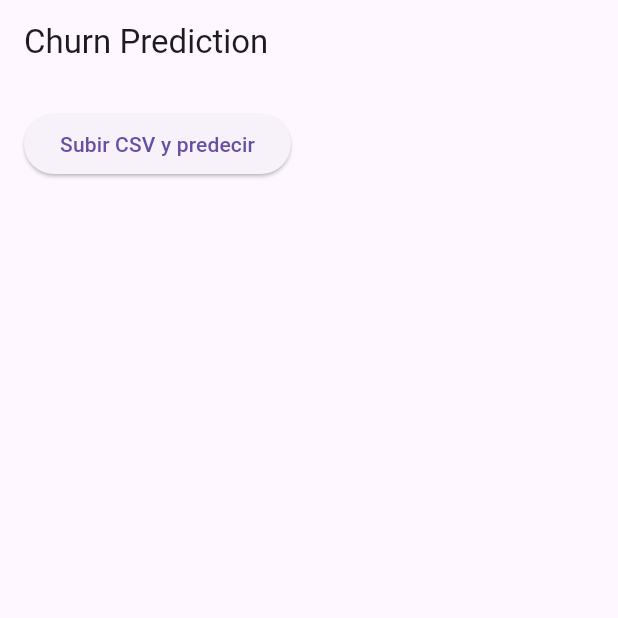
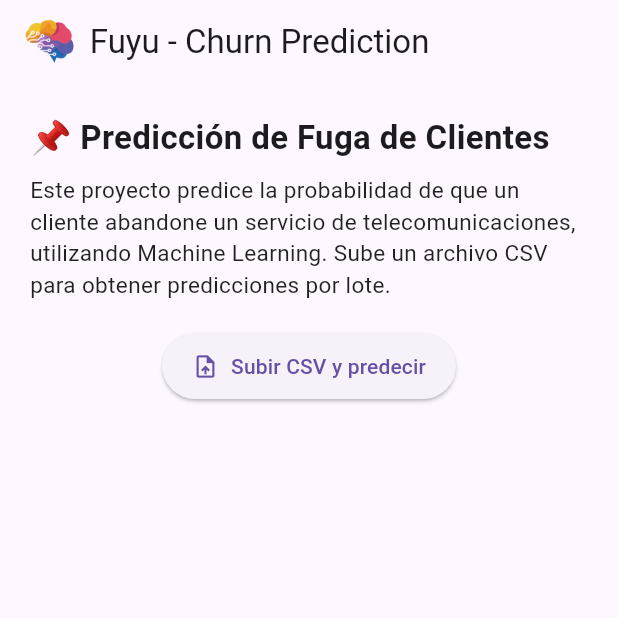
Before and after one commit to EderCabascango/Churning-Clientes, a Flutter app: the screen it shows after launch, on a phone screen of 412 x 824 dp, the top half of it. Run offline on Flutter 3.47's test engine with Material 3 defaults, Android fonts, the light colour scheme and no system bars; our stand-ins replace file_picker.

Commit message:
Logo de Fuyu

```diff
--- a/frontend_flutter/churn_app/lib/main.dart
+++ b/frontend_flutter/churn_app/lib/main.dart
@@ -11,9 +11,13 @@ class ChurnApp extends StatelessWidget {
   @override
   Widget build(BuildContext context) {
     return MaterialApp(
-      title: 'Churn Prediction',
-      theme: ThemeData(primarySwatch: Colors.indigo),
+      title: 'Fuyu - Churn Prediction',
+      theme: ThemeData(
+        primarySwatch: Colors.indigo,
+        visualDensity: VisualDensity.adaptivePlatformDensity,
+      ),
       home: const PredictionScreen(),
+      debugShowCheckedModeBanner: false,
     );
   }
 }
@@ -48,40 +52,87 @@ class _PredictionScreenState extends State<PredictionScreen> {
   @override
   Widget build(BuildContext context) {
     return Scaffold(
-      appBar: AppBar(title: const Text("Churn Prediction")),
+      appBar: AppBar(
+        title: Row(
+          children: [
+            Image.asset("assets/fuyu_logo.png", height: 30), // logo en assets
+            const SizedBox(width: 10),
+            const Text("Fuyu - Churn Prediction"),
+          ],
+        ),
+      ),
       body: Padding(
-        padding: const EdgeInsets.all(16.0),
+        padding: const EdgeInsets.all(20.0),
         child: Column(
+          crossAxisAlignment: CrossAxisAlignment.start,
           children: [
-            ElevatedButton(
-              onPressed: _predictCsv,
-              child: const Text("Subir CSV y predecir"),
+            const Text(
+              "📌 Predicción de Fuga de Clientes",
+              style: TextStyle(fontSize: 22, fontWeight: FontWeight.bold),
+            ),
+            const SizedBox(height: 8),
+            const Text(
+              "Este proyecto predice la probabilidad de que un cliente abandone "
+              "un servicio de telecomunicaciones, utilizando Machine Learning. "
+              "Sube un archivo CSV para obtener predicciones por lote.",
+              style: TextStyle(fontSize: 15, color: Colors.black87),
             ),
             const SizedBox(height: 20),
+
+            Center(
+              child: ElevatedButton.icon(
+                onPressed: _predictCsv,
+                icon: const Icon(Icons.upload_file),
+                label: const Text("Subir CSV y predecir"),
+                style: ElevatedButton.styleFrom(
+                  padding: const EdgeInsets.symmetric(
+                    vertical: 12.0,
+                    horizontal: 20.0,
+                  ),
+                ),
+              ),
+            ),
+            const SizedBox(height: 20),
+
             if (errorMessage.isNotEmpty)
-              Text(errorMessage, style: const TextStyle(color: Colors.red)),
+              Text(
+                errorMessage,
+                style: const TextStyle(color: Colors.red, fontSize: 16),
+              ),
+
             if (predictions != null)
               Expanded(
                 child: ListView.builder(
                   itemCount: predictions!.length,
                   itemBuilder: (context, index) {
                     final item = predictions![index];
+                    final isChurn = item["prediction"] == 1;
+
                     return Card(
-                      margin: const EdgeInsets.symmetric(vertical: 4),
+                      shape: RoundedRectangleBorder(
+                        borderRadius: BorderRadius.circular(12),
+                      ),
+                      elevation: 3,
+                      margin: const EdgeInsets.symmetric(vertical: 6),
                       child: ListTile(
-                        leading: Text("#${item["index"]}"),
+                        leading: Icon(
+                          isChurn ? Icons.warning_amber : Icons.check_circle,
+                          color: isChurn ? Colors.red : Colors.green,
+                          size: 32,
+                        ),
                         title: Text(
-                          "Predicción: ${item["prediction"] == 1 ? "Churn" : "No Churn"}",
+                          isChurn
+                              ? "Cliente en riesgo de Churn"
+                              : "Cliente estable",
                           style: TextStyle(
-                            color: item["prediction"] == 1
-                                ? Colors.red
-                                : Colors.green,
+                            color: isChurn ? Colors.red : Colors.green,
                             fontWeight: FontWeight.bold,
                           ),
                         ),
                         subtitle: Text(
                           "Probabilidad: ${(item["probability"] * 100).toStringAsFixed(2)}%",
                         ),
+                        trailing: Text("#${item["index"]}"),
                       ),
                     );
                   },
```
Also changed, not shown: frontend_flutter/churn_app/pubspec.yaml (+3 -67 lines), backend_django/churn_api/tmp/Churntest_clean_IwVqq9M.csv (added), frontend_flutter/churn_app/assets/fuyu_logo.png (added).
